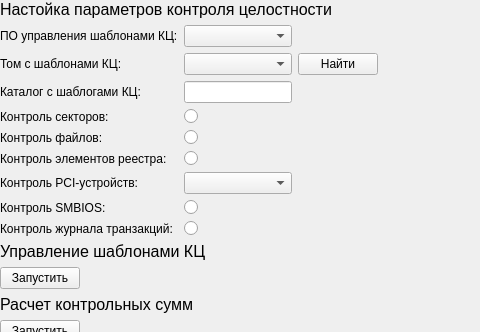
Qt form panels/IntegrityControlPanel.ui (m6v/sobol) before a commit; both pictures show x 0 to 480 and y 0 to 332 of the 698 by 621 pixel window.
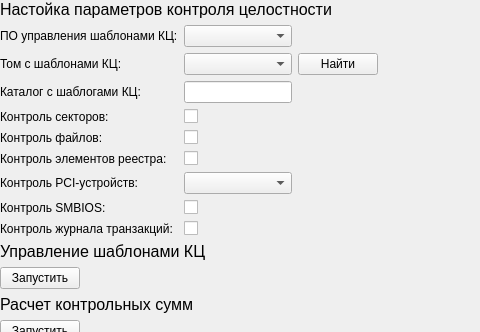
The same form after that commit. Custom widgets are drawn as their Qt base class.

```diff
--- a/panels/IntegrityControlPanel.ui
+++ b/panels/IntegrityControlPanel.ui
@@ -105,13 +105,6 @@
          </property>
         </widget>
        </item>
-       <item row="3" column="1">
-        <widget class="Toggle" name="radioButton_3">
-         <property name="text">
-          <string/>
-         </property>
-        </widget>
-       </item>
        <item row="4" column="0">
         <widget class="QLabel" name="label_8">
          <property name="text">
@@ -119,13 +112,6 @@
          </property>
         </widget>
        </item>
-       <item row="4" column="1">
-        <widget class="Toggle" name="radioButton_4">
-         <property name="text">
-          <string/>
-         </property>
-        </widget>
-       </item>
        <item row="5" column="0">
         <widget class="QLabel" name="label_9">
          <property name="text">
@@ -133,13 +119,6 @@
          </property>
         </widget>
        </item>
-       <item row="5" column="1">
-        <widget class="Toggle" name="radioButton_5">
-         <property name="text">
-          <string/>
-         </property>
-        </widget>
-       </item>
        <item row="6" column="0">
         <widget class="QLabel" name="label_13">
          <property name="text">
@@ -157,13 +136,6 @@
          </property>
         </widget>
        </item>
-       <item row="7" column="1">
-        <widget class="Toggle" name="radioButton_7">
-         <property name="text">
-          <string/>
-         </property>
-        </widget>
-       </item>
        <item row="8" column="0">
         <widget class="QLabel" name="label_14">
          <property name="text">
@@ -171,8 +143,36 @@
          </property>
         </widget>
        </item>
+       <item row="3" column="1">
+        <widget class="Toggle" name="checkBox">
+         <property name="text">
+          <string/>
+         </property>
+        </widget>
+       </item>
+       <item row="4" column="1">
+        <widget class="Toggle" name="checkBox_2">
+         <property name="text">
+          <string/>
+         </property>
+        </widget>
+       </item>
+       <item row="5" column="1">
+        <widget class="Toggle" name="checkBox_3">
+         <property name="text">
+          <string/>
+         </property>
+        </widget>
+       </item>
+       <item row="7" column="1">
+        <widget class="Toggle" name="checkBox_4">
+         <property name="text">
+          <string/>
+         </property>
+        </widget>
+       </item>
        <item row="8" column="1">
-        <widget class="Toggle" name="radioButton_8">
+        <widget class="Toggle" name="checkBox_5">
          <property name="text">
           <string/>
          </property>
@@ -336,7 +336,7 @@
  <customwidgets>
   <customwidget>
    <class>Toggle</class>
-   <extends>QRadioButton</extends>
+   <extends>QCheckBox</extends>
    <header>toggle</header>
   </customwidget>
  </customwidgets>
```
